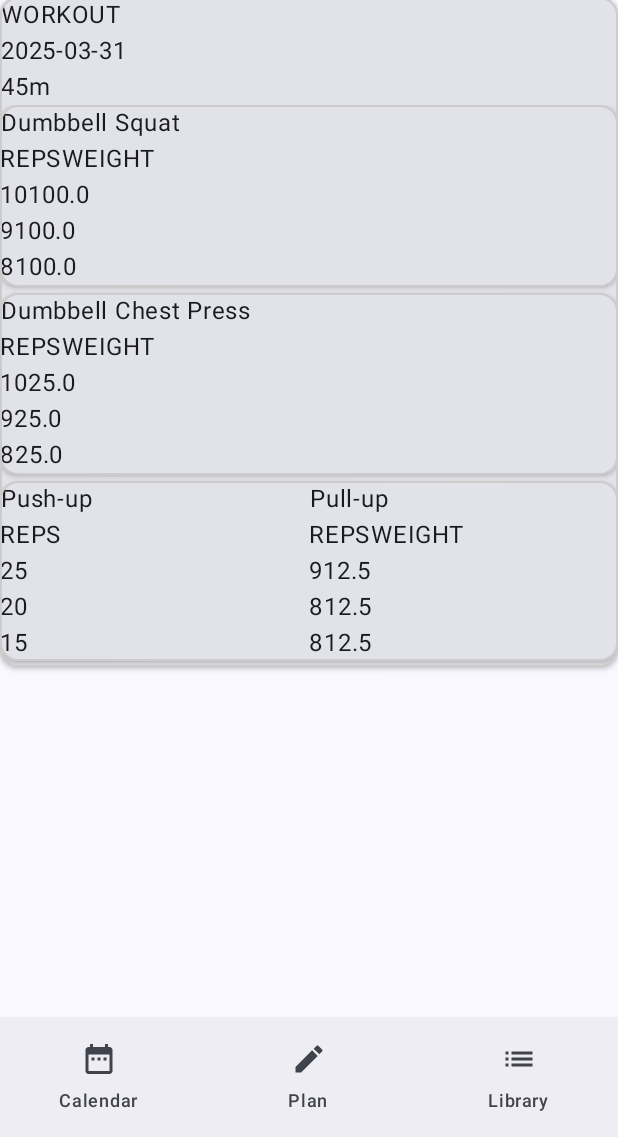
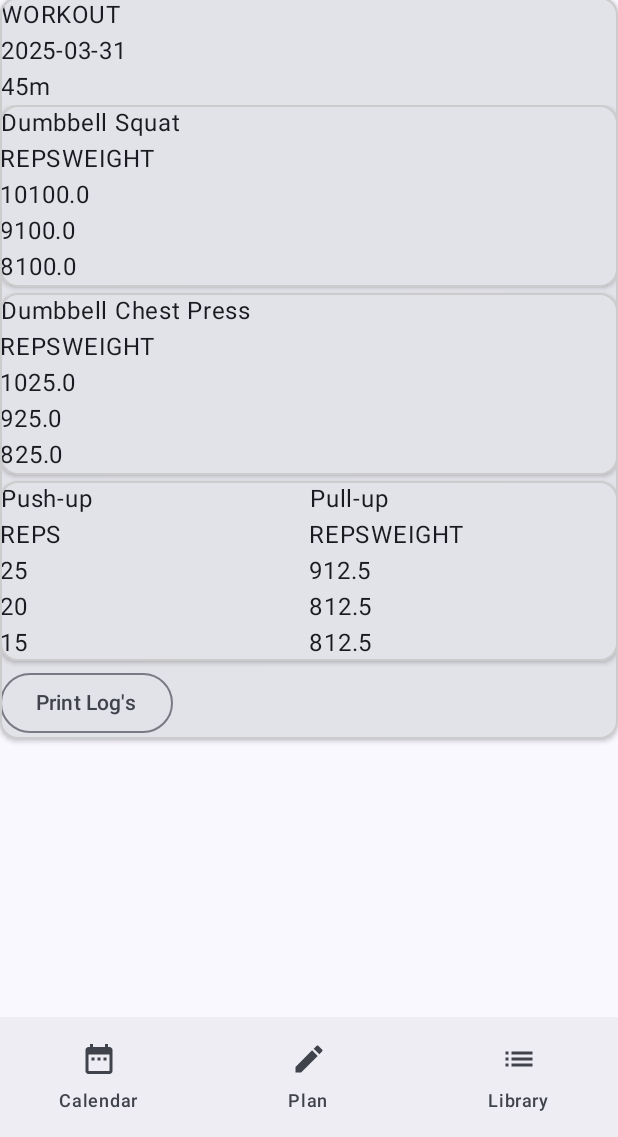
Before and after one commit to admgk/castor, an Android app built with Jetpack Compose: the CastorWorkoutScreen screen opened through its navigation route, on a phone screen of 412 x 824 dp, the part 99-1236 px from its top. Run offline under Robolectric (Android 15) with nearby library versions, the phone set to English and light mode, and no system bars; libraries missing offline, so code that uses them is left out: com.jakewharton.retrofit2.

Commit message:
Add Log info message with workout data

```diff
--- a/app/src/main/java/com/ignismark/castor/ui/CastorWorkoutScreen.kt
+++ b/app/src/main/java/com/ignismark/castor/ui/CastorWorkoutScreen.kt
@@ -1,5 +1,6 @@
 package com.ignismark.castor.ui
 
+import android.util.Log
 import androidx.activity.compose.BackHandler
 import androidx.compose.foundation.BorderStroke
 import androidx.compose.foundation.layout.Column
@@ -13,6 +14,7 @@ import androidx.compose.foundation.lazy.items
 import androidx.compose.material3.Card
 import androidx.compose.material3.CardDefaults
 import androidx.compose.material3.HorizontalDivider
+import androidx.compose.material3.OutlinedButton
 import androidx.compose.material3.Surface
 import androidx.compose.material3.Text
 import androidx.compose.runtime.Composable
@@ -81,6 +83,15 @@ fun WorkoutInfoCard(
             items(workout.workoutItems) { item ->
                 WorkoutItemCard(item = item)
             }
+        }
+
+        OutlinedButton(
+            onClick = { Log.i(
+                "Castor",
+                workout.toString())
+            }
+        ) {
+            Text(text = "Print Log's")
         }
     }
 }
```
Also changed, not shown: app/src/main/java/com/ignismark/castor/model/Workout.kt (+12 -1 lines).
